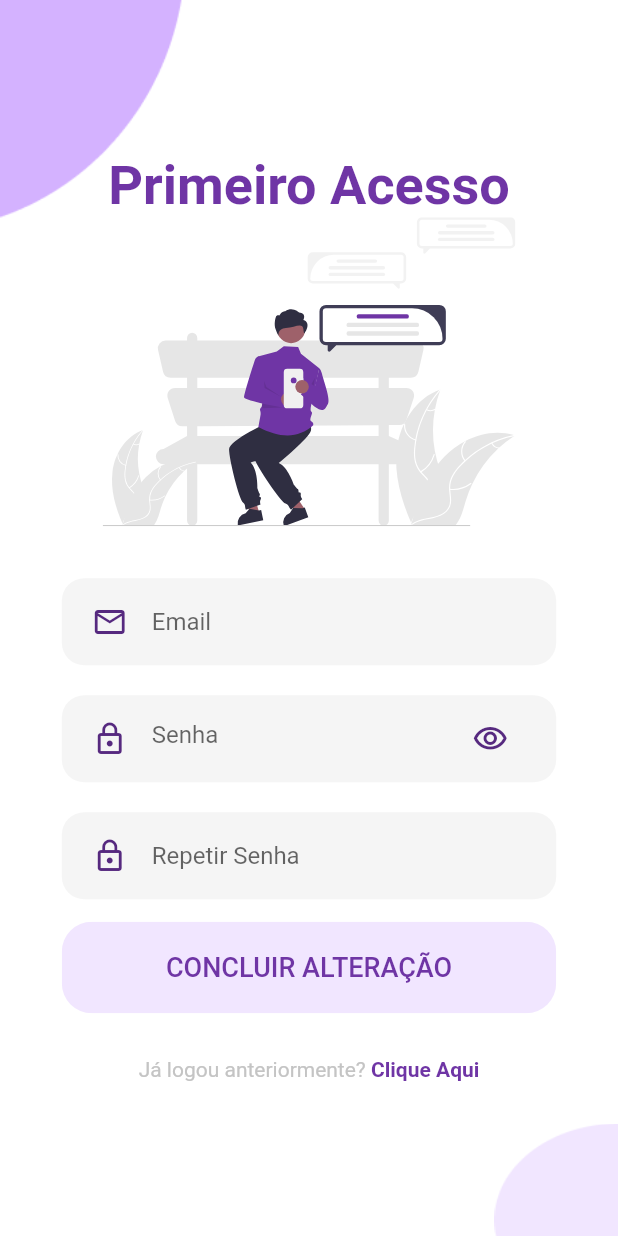
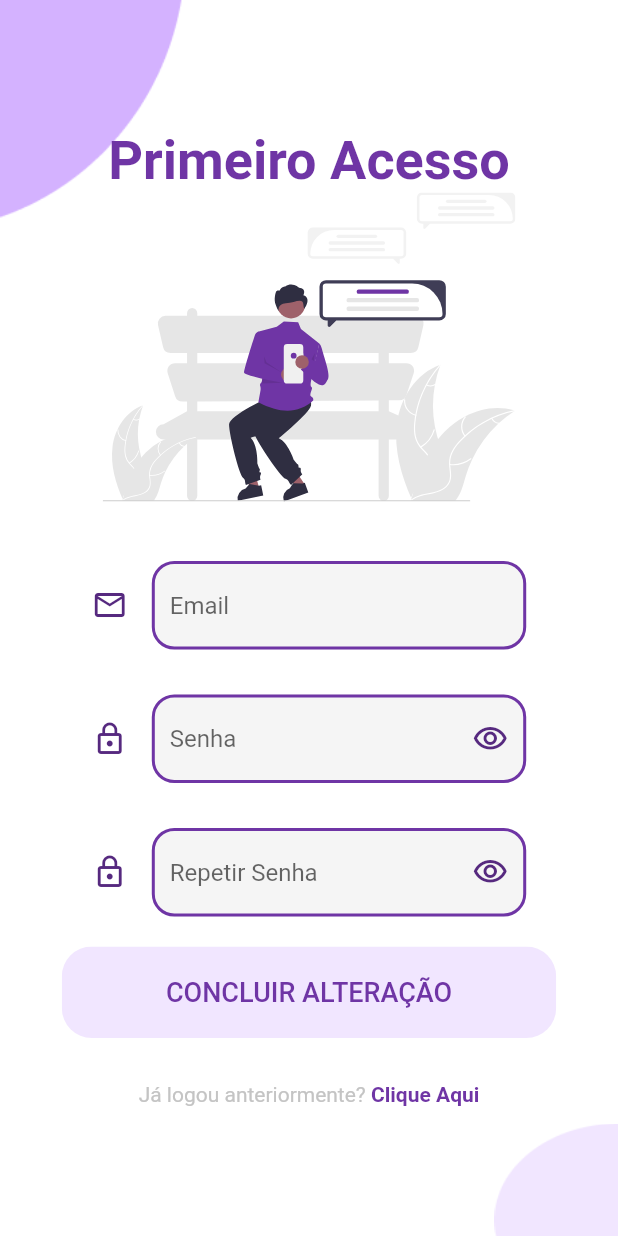
Before and after one commit to Elias-Dias-De-Araujo/Psychology_app, a Flutter app: the LoginView screen opened directly, after a tap on "LOGIN", after a tap on "Clique Aqui", on a phone screen of 412 x 824 dp. Run offline on Flutter 3.47's test engine with Material 2 defaults, Android fonts, the phone set to English and light mode, and no system bars; our stand-ins replace firebase_core, flutter_svg; accounts and stored records are empty.

Commit message:
Login e primeiro acesso, validados
Os campos da tela de login e de primeiro acesso estão validados com sucesso.

```diff
--- a/mobile/lib/components/first_acess_components/body_first_acess.dart
+++ b/mobile/lib/components/first_acess_components/body_first_acess.dart
@@ -1,5 +1,6 @@
 import 'package:flutter/material.dart';
 import 'package:flutter_svg/flutter_svg.dart';
+import 'package:mobile/components/general_components/input_field.dart';
 import 'package:mobile/components/general_components/rounded_button.dart';
 import 'package:mobile/components/general_components/rounded_password_field.dart';
 import 'package:mobile/components/general_components/rounded_text_field.dart';
@@ -9,12 +10,20 @@ import 'package:mobile/components/login_components/background_login.dart';
 
 import 'package:mobile/constants.dart';
 import 'package:mobile/views/finish_first_acess_view.dart';
+import 'package:mobile/views/login_view.dart';
 
-class BodyFirstAcess extends StatelessWidget {
+class BodyFirstAcess extends StatefulWidget {
   const BodyFirstAcess({
     Key? key,
   }) : super(key: key);
 
+  @override
+  State<BodyFirstAcess> createState() => _BodyFirstAcessState();
+}
+
+class _BodyFirstAcessState extends State<BodyFirstAcess> {
+  final _form = GlobalKey<FormState>();
+  final Map<String, String> _formData = {};
 
   @override
   Widget build(BuildContext context) {
@@ -36,27 +45,89 @@ class BodyFirstAcess extends StatelessWidget {
               height: size.height * 0.25,
             ),
             SizedBox(height: size.height *0.03,),
-            RoudedTextField(
+            Form(
+              key: _form,
+              child: Column(
+                children: [
+                  InputField(
                     hintText: 'Email',
                     icon: Icons.email_outlined,
-              onChanged: (value) {},
+                    isSecret: false,
+                    notEmpty: true,
+                    onChanged: (String value) {  },
+                    onSaved: (String? value) {
+                      _formData['email'] =  value!;
+                    },
+                    validator: (String? value) {
+                      if (true && (value == null || value.isEmpty)) {
+                        return'*Esse campo é obrigatório';
+                      }else if(!RegExp(r'^[\w-\.]+@([\w-]+\.)+[\w]{2,4}').hasMatch(value)){
+                        return 'Digite um email válido';
+                      }
+                      return null;
+                    },
                   ),
-            RoundedPasswordField(
-              onChanged: (value) {},
+                  InputField(
+                    hintText: 'Senha',
+                    icon: Icons.lock_outline,
+                    isSecret: true,
+                    notEmpty: true,
+                    onChanged: (String value) {
+                      _formData['password'] = value;
+                    },
+                    onSaved: (String? value) {
+                      _formData['password'] = value!;
+                    },
+                    validator: (String? value) {
+                      if (true && (value == null || value.isEmpty)) {
+                        return 'Esse campo não pode ser vazio';
+                      }
+                      return null;
+                    },
                   ),
-            RoudedTextField(
+                  InputField(
                     hintText: 'Repetir Senha',
                     icon: Icons.lock_outline,
-              onChanged: (value) {},
+                    isSecret: true,
+                    notEmpty: true,
+                    onChanged: (String value) {  },
+                    onSaved: (String? value) {
+                      _formData['repeatPassword'] = value!;
+                    },
+                    validator: (String? value) {
+                      if (true && (value == null || value.isEmpty)) {
+                        return 'Esse campo não pode ser vazio';
+                      }else if(value != _formData['password']) {
+                        return 'As senhas não são iguais';
+                      }
+                      return null;
+                    },
+                  ),
+                ]
+              )
             ),
             RoundedButton(
               text: 'CONCLUIR ALTERAÇÃO',
               press: () {
+                final isValid = _form.currentState?.validate();
+
+                if (isValid == true) {
+                  _form.currentState?.save();
+
+                  print(_formData['email']);
+                  print(_formData['password']);
+                  /*
+                  Provider.of<Users>(context, listen: false).put(User(
+                    email: _formData['email'].toString(),
+                    password: _formData['password'].toString(),
+                  ));
+                  */
                   Navigator.push(
                   context,
                   MaterialPageRoute(
                     builder: (context) => const FinishFirstAcessView()),
                   );
+                }
               },
               color: primaryColorLight,
               textColor: primaryColor
@@ -64,7 +135,14 @@ class BodyFirstAcess extends StatelessWidget {
             SizedBox(height: size.height *0.03,),
             TextCheckAccount(
               firstAcess: false,
-              press: () => Navigator.pop(context),
+              press: () {
+                Navigator.push(
+                  context,
+                  MaterialPageRoute(
+                    builder: (context) => const LoginView()
+                    ),
+                  );
+              },
             )
         ]
       ),
--- a/mobile/lib/components/general_components/input_field.dart
+++ b/mobile/lib/components/general_components/input_field.dart
@@ -34,6 +34,24 @@ class _InputFieldState extends State<InputField> {
       obscureText: widget.isSecret ? noVisibility : widget.isSecret,
       onChanged: widget.onChanged,
       decoration: InputDecoration(
+        filled: true,
+        fillColor: textFieldColor,
+        focusedBorder: OutlineInputBorder(
+          borderSide: const BorderSide(color: textOfTextFieldColor, width: 2.0),
+          borderRadius: BorderRadius.circular(15),
+        ),
+        enabledBorder: OutlineInputBorder(
+          borderSide: const BorderSide(color: primaryColor, width: 2.0),
+          borderRadius: BorderRadius.circular(15),
+        ),
+        focusedErrorBorder: OutlineInputBorder(
+          borderSide: const BorderSide(color: Colors.red, width: 2.0),
+          borderRadius: BorderRadius.circular(15),
+        ),
+        errorBorder: OutlineInputBorder(
+          borderSide: const BorderSide(color: Colors.red, width: 2.0),
+          borderRadius: BorderRadius.circular(15),
+        ),
         hintText: widget.hintText,
         icon: Icon(
           widget.icon,
@@ -50,7 +68,7 @@ class _InputFieldState extends State<InputField> {
               ),
             )
           : null,
-        border: InputBorder.none),
+        ),
         validator: widget.validator,
         onSaved: widget.onSaved,
       )
--- a/mobile/lib/components/general_components/text_field_container.dart
+++ b/mobile/lib/components/general_components/text_field_container.dart
@@ -19,7 +19,6 @@ class TextFieldContainer extends StatelessWidget {
       ),
       width: size.width * 0.8,
       decoration: BoxDecoration(
-        color: textFieldColor,
         borderRadius: BorderRadius.circular(15),
       ),
       child: child,
--- a/mobile/lib/components/login_components/body_login.dart
+++ b/mobile/lib/components/login_components/body_login.dart
@@ -64,26 +64,12 @@ class _BodyLoginState extends State<BodyLogin> {
                     },
                     validator: (String? value) {
                       if (true && (value == null || value.isEmpty)) {
-                        _updateView('*Esse campo é obrigatório');
-                        return '';
+                        return'*Esse campo é obrigatório';
                       }else if(!RegExp(r'^[\w-\.]+@([\w-]+\.)+[\w]{2,4}').hasMatch(value)){
-                        _updateView('Digite um email válido');
-                        return '';
+                        return 'Digite um email válido';
                       }
-                      _updateView('');
                       return null;
                     },
-                  ),
-                  Row(
-                    children: [
-                      Text(
-                        errorEmail,
-                        style: const TextStyle(
-                          fontSize: 12,
-                          color: Colors.red
-                        )
-                      ),
-                    ],
                   ),
                   InputField(
                     hintText: 'Senha',
@@ -139,7 +125,4 @@ class _BodyLoginState extends State<BodyLogin> {
       ),
     );
   }
-  void _updateView(String value) {
-    setState(() =>errorEmail = value);
-  }
 }
--- a/mobile/lib/main.dart
+++ b/mobile/lib/main.dart
@@ -22,7 +22,7 @@ class MyApp extends StatelessWidget {
         primaryColor: primaryColor,
         scaffoldBackgroundColor: Colors.white
       ),
-      home: const LoginView(),
+      home: WelcomeView(),
     );
   }
 }
--- a/mobile/pubspec.yaml
+++ b/mobile/pubspec.yaml
@@ -35,6 +35,7 @@ dependencies:
   # Use with the CupertinoIcons class for iOS style icons.
   cupertino_icons: ^1.0.2
   flutter_svg:
+  firebase_core: ^1.13.1
 
 dev_dependencies:
   flutter_test:
```
Also changed, not shown: mobile/lib/components/welcome_components/body_welcome.dart (+13 -2 lines), mobile/pubspec.lock. Lines whose indentation alone changed are shown as unchanged.
